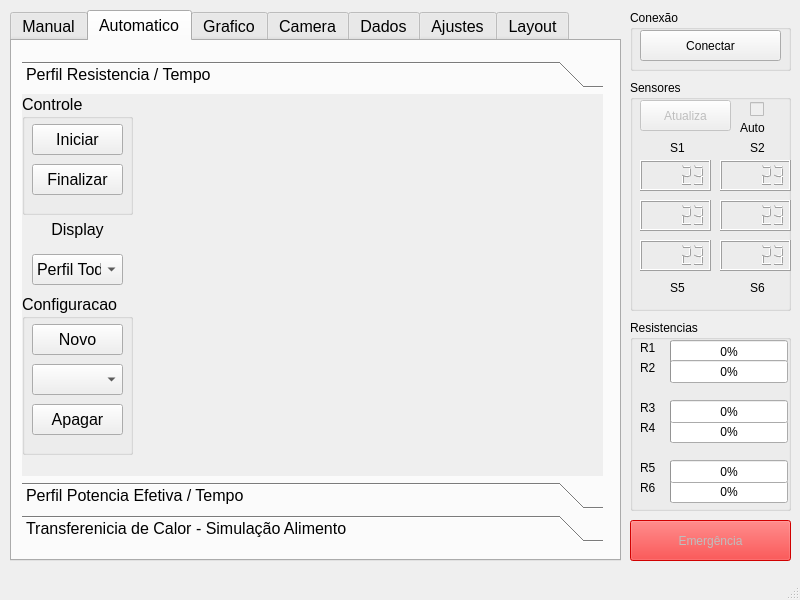
Qt form source/forno_design.ui (Atzingen/controleForno-interface) before a commit.
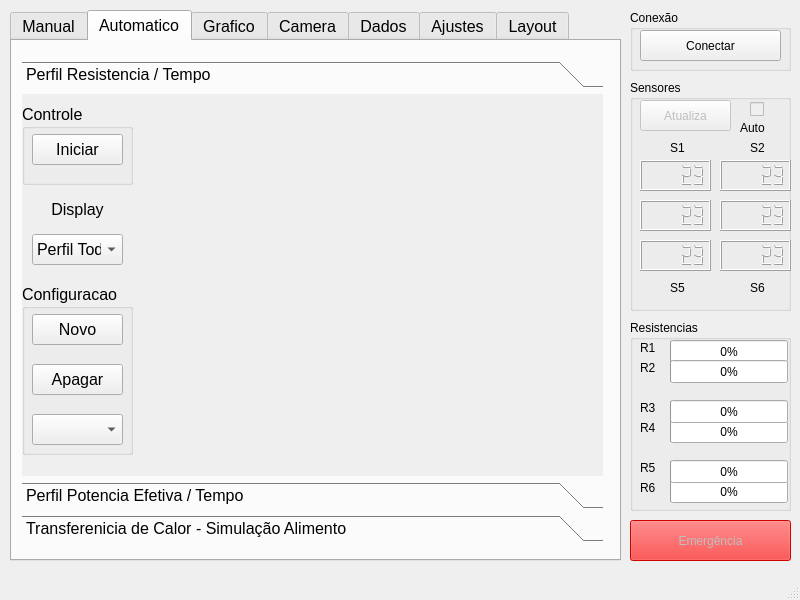
The same form after that commit. The open tabs and pages were chosen to show the change. Custom widgets are drawn as their Qt base class.

```diff
--- a/source/forno_design.ui
+++ b/source/forno_design.ui
@@ -595,9 +595,9 @@
         <property name="geometry">
          <rect>
           <x>0</x>
-          <y>200</y>
+          <y>190</y>
           <width>111</width>
-          <height>161</height>
+          <height>171</height>
          </rect>
         </property>
         <property name="title">
@@ -607,7 +607,7 @@
          <property name="geometry">
           <rect>
            <x>10</x>
-           <y>110</y>
+           <y>80</y>
            <width>91</width>
            <height>31</height>
           </rect>
@@ -633,7 +633,7 @@
          <property name="geometry">
           <rect>
            <x>10</x>
-           <y>70</y>
+           <y>130</y>
            <width>91</width>
            <height>31</height>
           </rect>
@@ -650,9 +650,9 @@
         <property name="geometry">
          <rect>
           <x>0</x>
-          <y>0</y>
+          <y>10</y>
           <width>111</width>
-          <height>121</height>
+          <height>81</height>
          </rect>
         </property>
         <property name="title">
@@ -671,25 +671,12 @@
           <string>Iniciar</string>
          </property>
         </widget>
-        <widget class="QPushButton" name="pushButton_perfilResistenciaFim">
-         <property name="geometry">
-          <rect>
-           <x>10</x>
-           <y>70</y>
-           <width>91</width>
-           <height>31</height>
-          </rect>
-         </property>
-         <property name="text">
-          <string>Finalizar</string>
-         </property>
-        </widget>
        </widget>
        <widget class="QComboBox" name="comboBox_displayPerfilResistencia">
         <property name="geometry">
          <rect>
           <x>10</x>
-          <y>160</y>
+          <y>140</y>
           <width>91</width>
           <height>31</height>
          </rect>
@@ -734,7 +721,7 @@
         <property name="geometry">
          <rect>
           <x>0</x>
-          <y>120</y>
+          <y>100</y>
           <width>111</width>
           <height>31</height>
          </rect>
```
Left out of the diff: 27 changed lines with no effect on the pictures.
